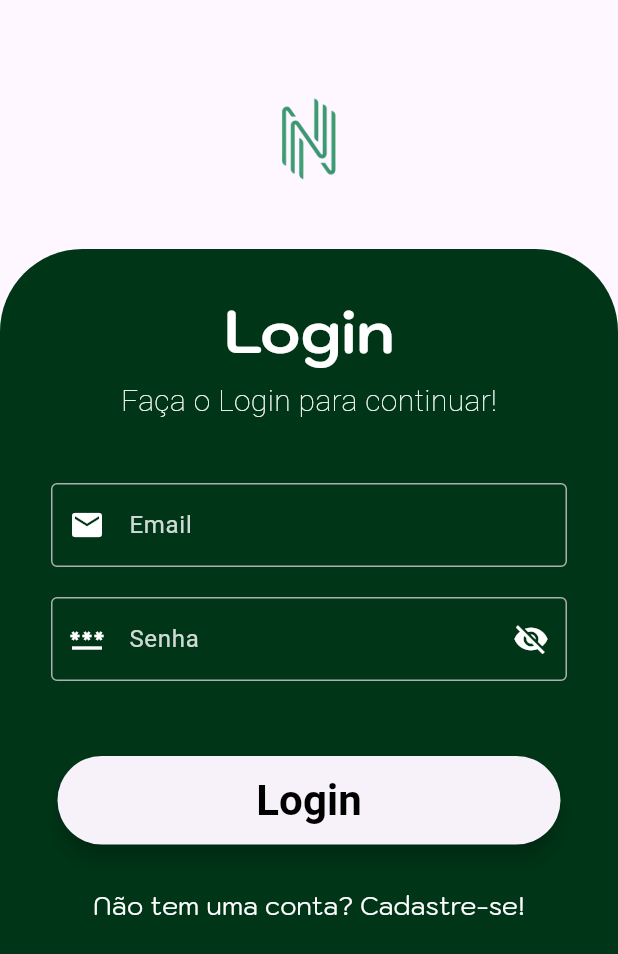
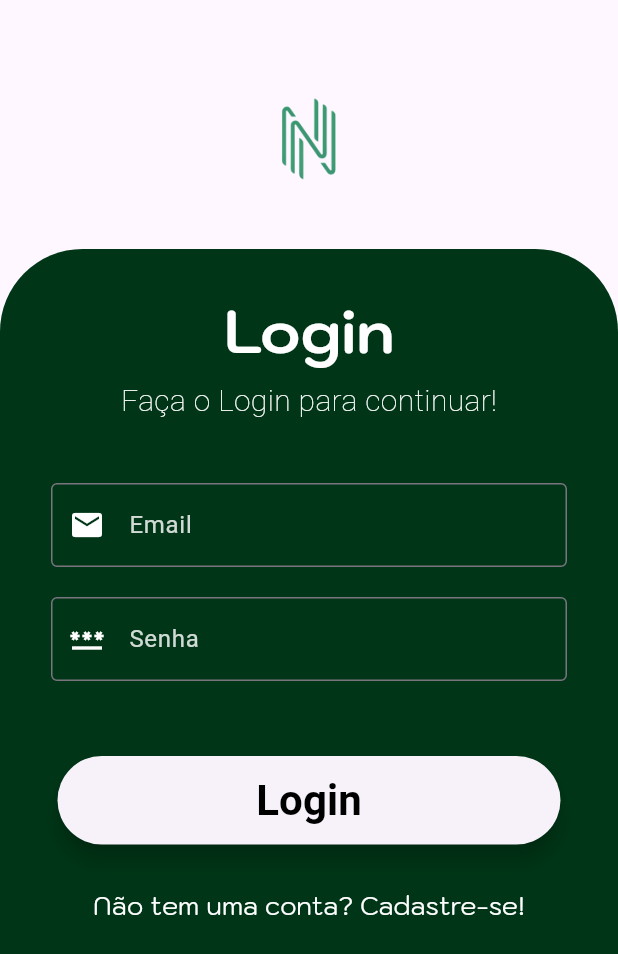
Before and after one commit to devgrc/teste_flutter, a Flutter app: the LoginPage screen opened by its route, on a phone screen of 412 x 824 dp. Shown: the top 954 px of the screen. Run offline on Flutter 3.47's test engine with Material 3 defaults, Android fonts, the phone set to English and light mode, and no system bars; Roboto replaces fonts that are missing (Kantumruy); project files that could hold a hidden picture were left out.

Commit message:
feat: Implementa arquitetura MVC em login, incluindo state, controller e page

```diff
--- /dev/null
+++ b/lib/features/login/login.dart
@@ -0,0 +1,6 @@
+class Login {
+  final String email;
+  final String password;
+
+  Login({required this.email, required this.password});
+}
--- a/lib/features/login/login_page.dart
+++ b/lib/features/login/login_page.dart
@@ -1,7 +1,8 @@
 import 'package:flutter/material.dart';
-import 'package:teste_flutter/common/app_text_styles.dart';
-import 'package:teste_flutter/common/constants/routes.dart';
-import 'package:teste_flutter/features/home/home_page.dart';
+import '../../common/app_text_styles.dart';
+import '../../common/constants/routes.dart';
+import 'login_controller.dart';
+import 'login_state.dart';
 
 class LoginPage extends StatefulWidget {
   const LoginPage({super.key});
@@ -14,63 +15,57 @@ class _LoginPageState extends State<LoginPage> {
   final _formKey = GlobalKey<FormState>();
   final _emailController = TextEditingController();
   final _passwordController = TextEditingController();
-  bool _isPasswordVisible = false;
-  bool _isLoading = false; // Variável para controlar o carregamento
+  final LoginController _controller = LoginController();
 
-  InputDecoration buildInputDecoration(String labelText, String hintText,
-      Widget? prefixIcon, Widget? suffixIcon) {
-    return InputDecoration(
-      labelText: labelText,
-      border: const OutlineInputBorder(),
-      labelStyle: const TextStyle(
-          color: Color.fromARGB(209, 255, 255, 255)),
-      hintText: hintText,
-      hintStyle: const TextStyle(
-          color: Color.fromARGB(103, 255, 255, 255)),
-      enabledBorder: const OutlineInputBorder(
-        borderSide: BorderSide(
-            color: Color(0xFFAFAFAF)),
-      ),
-      focusedBorder: const OutlineInputBorder(
-        borderSide: BorderSide(
-            color: Color(0xFFE4E4E4),
-            width: 2.0),
-      ),
-      prefixIcon: prefixIcon,
-      suffixIcon: suffixIcon,
-    );
+  @override
+  void initState() {
+    super.initState();
+  }
+
+  @override
+  void dispose() {
+    _controller.dispose();
+    _emailController.dispose();
+    _passwordController.dispose();
+    super.dispose();
   }
 
   void _submitForm() {
     if (_formKey.currentState!.validate()) {
-      setState(() {
-        _isLoading = true; // Inicia o carregamento
-      });
-
-      // Simula uma requisição de login e, após 1 segundo, navega para a HomePage
-      Future.delayed(const Duration(seconds: 1), () {
-        setState(() {
-          _isLoading = false; // Termina o carregamento
-        });
-        Navigator.pushReplacement(
-          context,
-          MaterialPageRoute(
-            builder: (context) => const HomePage(), // Navega para a HomePage
-          ),
+      _controller.submitForm(
+        _emailController.text,
+        _passwordController.text,
+        () {
+          // Navegação para a HomePage após o sucesso do login
+          Navigator.pushReplacementNamed(context, NamedRoutes.home);
+        },
       );
-      });
     }
   }
 
   @override
   Widget build(BuildContext context) {
     return Scaffold(
-      body: _isLoading
-          ? const Center(
+      body: StreamBuilder<SignInState>(
+        stream: _controller.state,
+        builder: (context, snapshot) {
+          if (snapshot.data is SignInStateLoading) {
+            return const Center(
               child: CircularProgressIndicator(
                 valueColor: AlwaysStoppedAnimation<Color>(Color(0xFF003617)),
-              ))
-          : Column(
+              ),
+            );
+          } else if (snapshot.data is SignInStateError) {
+            final errorState = snapshot.data as SignInStateError;
+            return Center(
+              child: Text(
+                errorState.message,
+                style: const TextStyle(color: Colors.red),
+              ),
+            );
+          }
+
+          return Column(
             children: [
               const SizedBox(height: 15.0),
               Center(
@@ -118,14 +113,16 @@ class _LoginPageState extends State<LoginPage> {
                               style: const TextStyle(color: Colors.white),
                               textInputAction: TextInputAction.next,
                               keyboardType: TextInputType.emailAddress,
-                                decoration: buildInputDecoration(
-                                  'Email',
-                                  'Insira seu email',
-                                  const Icon(
-                                    Icons.email,
-                                    color: Color.fromARGB(255, 255, 255, 255),
+                              decoration: const InputDecoration(
+                                labelText: 'Email',
+                                border: OutlineInputBorder(),
+                                focusedBorder: OutlineInputBorder(
+                                  borderSide: BorderSide(color: Colors.white),
                                 ),
-                                  null,
+                                labelStyle: TextStyle(color: Color.fromARGB(209, 255, 255, 255)),
+                                hintText: 'Insira seu email',
+                                hintStyle: TextStyle(color: Color.fromARGB(103, 255, 255, 255)),
+                                prefixIcon: Icon(Icons.email, color: Color.fromARGB(255, 255, 255, 255)),
                               ),
                               validator: (value) {
                                 if (value == null || value.isEmpty) {
@@ -142,27 +139,17 @@ class _LoginPageState extends State<LoginPage> {
                               controller: _passwordController,
                               style: const TextStyle(color: Colors.white),
                               textInputAction: TextInputAction.done,
-                                obscureText: !_isPasswordVisible,
-                                decoration: buildInputDecoration(
-                                  'Senha',
-                                  'Insira sua senha',
-                                  const Icon(
-                                    Icons.password,
-                                    color: Color.fromARGB(255, 255, 255, 255),
+                              obscureText: true,
+                              decoration: const InputDecoration(
+                                labelText: 'Senha',
+                                border: OutlineInputBorder(),
+                                focusedBorder: OutlineInputBorder(
+                                  borderSide: BorderSide(color: Colors.white),
                                 ),
-                                  IconButton(
-                                    icon: Icon(
-                                      _isPasswordVisible
-                                          ? Icons.visibility
-                                          : Icons.visibility_off,
-                                      color: const Color.fromARGB(255, 255, 255, 255),
-                                    ),
-                                    onPressed: () {
-                                      setState(() {
-                                        _isPasswordVisible = !_isPasswordVisible;
-                                      });
-                                    },
-                                  ),
+                                labelStyle: TextStyle(color: Color.fromARGB(209, 255, 255, 255)),
+                                hintText: 'Insira sua senha',
+                                hintStyle: TextStyle(color: Color.fromARGB(103, 255, 255, 255)),
+                                prefixIcon: Icon(Icons.password, color: Color.fromARGB(255, 255, 255, 255)),
                               ),
                               validator: (value) {
                                 if (value == null || value.isEmpty) {
@@ -210,23 +197,9 @@ class _LoginPageState extends State<LoginPage> {
                 ),
               ),
             ],
+          );
+        },
       ),
     );
   }
 }
-
-class MainScreen extends StatelessWidget {
-  const MainScreen({super.key});
-
-  @override
-  Widget build(BuildContext context) {
-    return const Scaffold(
-      body: Center(
-        child: Text(
-          'Tela Principal',
-          style: AppTextStyles.KantumruyButton,
-        ),
-      ),
-    );
-  }
-}
--- /dev/null
+++ b/lib/features/login/login_state.dart
@@ -0,0 +1,13 @@
+abstract class SignInState {}
+
+class SignInStateInitial extends SignInState {}
+
+class SignInStateLoading extends SignInState {}
+
+class SignInStateSuccess extends SignInState {}
+
+class SignInStateError extends SignInState {
+  final String message;
+
+  SignInStateError(this.message);
+}
```
Also changed, not shown: lib/features/login/login_controller.dart (added, +26 -0 lines). Lines whose indentation alone changed are shown as unchanged.
